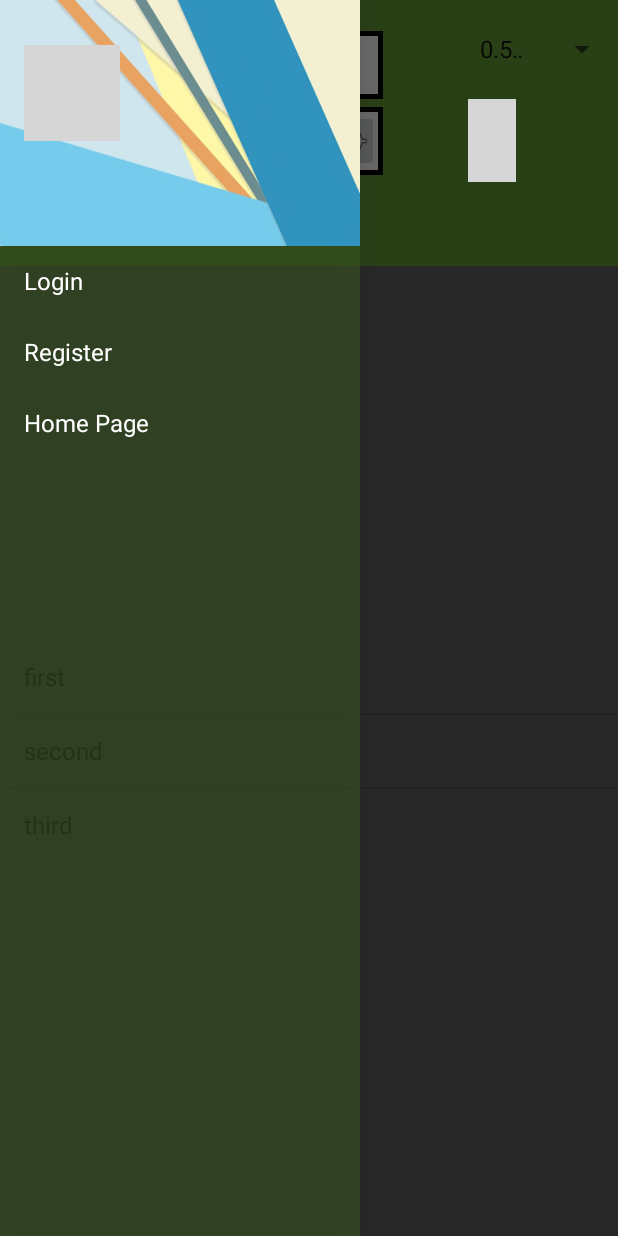
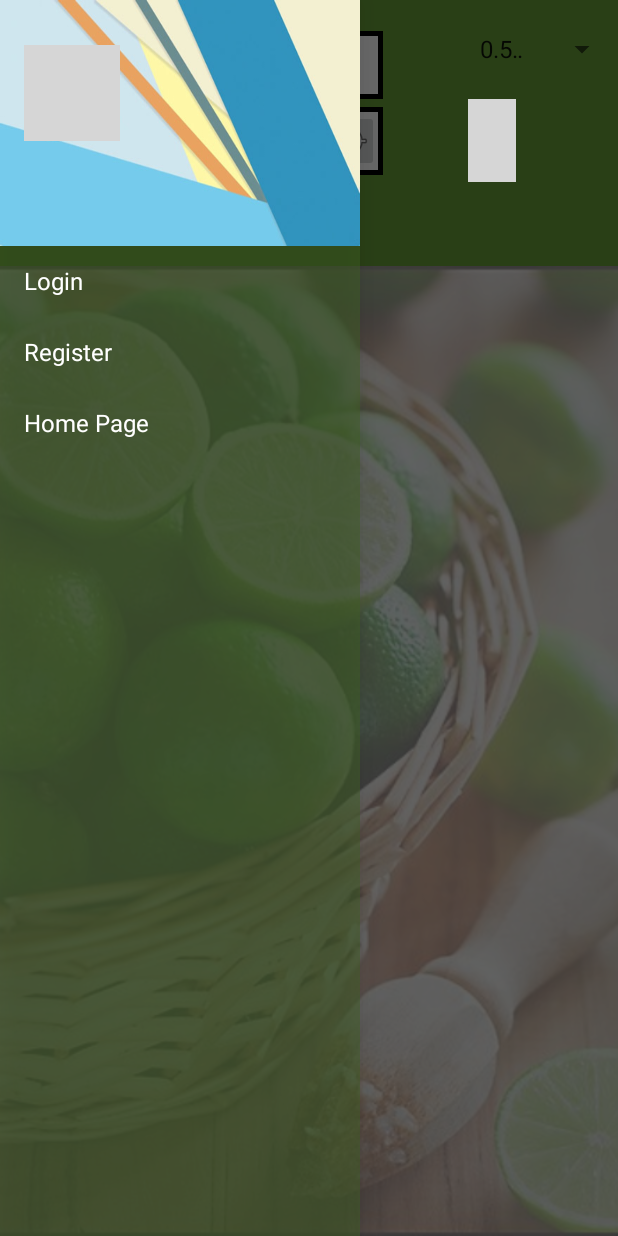
Before and after one commit to vishaldhiman/vc_android_native, an Android app: the screen it shows after launch (MainPagerActivity), with the side drawer open, on a phone screen of 412 x 824 dp. Run offline under Robolectric (Android 15) with nearby library versions, the phone set to English and light mode, and no system bars; libraries missing offline, so code that uses them is left out: com.astuetz, com.gc.materialdesign, com.readystatesoftware.systembartint; plain views replace ButtonRectangle, PagerSlidingTabStrip; 15 statements that could not run were skipped; grey boxes are pictures that could not be loaded.

Commit message:
Redesign3: home page, color adjusting

```diff
--- a/app/src/main/java/com/vchoose/Vchoose/MainPagerActivity.java
+++ b/app/src/main/java/com/vchoose/Vchoose/MainPagerActivity.java
@@ -137,6 +137,7 @@ public class MainPagerActivity extends ActionBarActivity implements GoogleApiCli
     GoogleApiClient mGoogleApiClient;
     Spinner spinner;
     ButtonRectangle searchButton;
+    Button virtualSearchButton;
     ImageButton myLocation;
     ViewPager mViewPager;
     DrawerLayout mDrawerLayout;
@@ -235,6 +236,13 @@ public class MainPagerActivity extends ActionBarActivity implements GoogleApiCli
                 doSearch();
             }
         });
+        virtualSearchButton = new Button(context);
+        virtualSearchButton.setOnClickListener(new View.OnClickListener() {
+            @Override
+            public void onClick(View v) {
+                doSearch();
+            }
+        });
 
         /* Near Me button */
         myLocation.setOnClickListener(new View.OnClickListener() {
@@ -286,7 +294,7 @@ public class MainPagerActivity extends ActionBarActivity implements GoogleApiCli
         locationEdit.setAdapter(mAdapter);
 
         /* Welcome hints */
-        welcomePagerAdapter = new WelcomePagerAdapter(getSupportFragmentManager());
+        welcomePagerAdapter = new WelcomePagerAdapter(getSupportFragmentManager(), searchButton, keyWord, virtualSearchButton);
         mViewPager.setAdapter(welcomePagerAdapter);
         // Bind the tabs to the ViewPager
         PagerSlidingTabStrip tabs = (PagerSlidingTabStrip) findViewById(R.id.tabs);
@@ -644,8 +652,14 @@ public class MainPagerActivity extends ActionBarActivity implements GoogleApiCli
                     } else {
                         Log.v(TAG+"Photo_Dir","null");
                     }
+                    String[] drawer_array_unlogin = getResources().getStringArray(R.array.drawer_array_login);
+                    mDrawerList.setAdapter(new ArrayAdapter<String>(this,
+                            R.layout.drawer_list_item, drawer_array_unlogin));
                 } else {
                     userPhoto.setImageResource(R.drawable.blank_user);
+                    String[] drawer_array_unlogin = getResources().getStringArray(R.array.drawer_array_unlogin);
+                    mDrawerList.setAdapter(new ArrayAdapter<String>(this,
+                            R.layout.drawer_list_item, drawer_array_unlogin));
                 }
             }
         }
@@ -747,11 +761,18 @@ public class MainPagerActivity extends ActionBarActivity implements GoogleApiCli
     }
 
     public class WelcomePagerAdapter extends FragmentPagerAdapter {
-        public WelcomePagerAdapter(FragmentManager fm) {
+        ButtonRectangle buttonRectangle;
+        AutoCompleteTextView textView;
+        Button button;
+
+        public WelcomePagerAdapter(FragmentManager fm, ButtonRectangle buttonRectangle, AutoCompleteTextView textView, Button button) {
             super(fm);
             if (fm.getFragments() != null) {
                 fm.getFragments().clear();
             }
+            this.buttonRectangle = buttonRectangle;
+            this.textView = textView;
+            this.button = button;
         }
 
         @Override
@@ -761,7 +782,11 @@ public class MainPagerActivity extends ActionBarActivity implements GoogleApiCli
 
         @Override
         public Fragment getItem(int position) {
-            return new WelcomeFragment();
+            WelcomeFragment welcomeFragment = new WelcomeFragment();
+            welcomeFragment.setButtonRectangle(buttonRectangle);
+            welcomeFragment.setTextView(textView);
+            welcomeFragment.setButton(button);
+            return welcomeFragment;
         }
     }
 
@@ -901,7 +926,7 @@ public class MainPagerActivity extends ActionBarActivity implements GoogleApiCli
                     startActivity(intent);
                     break;
                 case 3:
-                    welcomePagerAdapter = new WelcomePagerAdapter(getSupportFragmentManager());
+                    welcomePagerAdapter = new WelcomePagerAdapter(getSupportFragmentManager(), searchButton, keyWord, virtualSearchButton);
                     mViewPager.setAdapter(welcomePagerAdapter);
                     // Bind the tabs to the ViewPager
                     PagerSlidingTabStrip tabs = (PagerSlidingTabStrip) findViewById(R.id.tabs);
--- a/app/src/main/res/layout/activity_login_account.xml
+++ b/app/src/main/res/layout/activity_login_account.xml
@@ -1,12 +1,16 @@
 <?xml version="1.0" encoding="utf-8"?>
 <LinearLayout xmlns:android="http://schemas.android.com/apk/res/android"
     android:orientation="vertical" android:layout_width="match_parent"
-    android:layout_height="match_parent">
+    android:layout_height="match_parent"
+    android:gravity = "center_vertical"
+    android:background="@drawable/vegetable_background3">
 
     <TextView
         android:layout_width="wrap_content"
         android:layout_height="wrap_content"
         android:text="New Text"
+        android:textSize="20dp"
+        android:textColor="#000000"
         android:id="@+id/hello_text"
         android:layout_gravity="center_horizontal" />
 
--- a/app/src/main/res/layout/activity_pager.xml
+++ b/app/src/main/res/layout/activity_pager.xml
@@ -37,14 +37,16 @@
                     >
                     <AutoCompleteTextView
                         android:layout_width="0dp"
-                        android:layout_height="wrap_content"
+                        android:layout_height="45dp"
                         android:text="Search dishes"
+                        android:background="@android:color/transparent"
                         android:singleLine="true"
                         android:imeOptions="actionSearch"
                         android:selectAllOnFocus="true"
                         android:id="@+id/keyword"
-                        android:nextFocusUp="@id/keyword" android:nextFocusLeft="@id/keyword"
-                        android:layout_weight="0.6"
+                        android:nextFocusUp="@id/keyword"
+                        android:nextFocusLeft="@id/keyword"
+                        android:layout_weight="1"
                         />
                 </LinearLayout>
 
@@ -65,6 +67,7 @@
                         android:imeOptions="actionSearch"
                         android:layout_width="0dp"
                         android:layout_height="45dp"
+                        android:background="@android:color/transparent"
                         android:selectAllOnFocus="true"
                         android:text="Near Me"/>
 
@@ -103,13 +106,23 @@
                 android:layout_width="match_parent"
                 android:layout_height="?attr/actionBarSize"
                 android:background="?attr/colorPrimary" />
-
+            <FrameLayout
+                android:id="@+id/frameLayout1"
+                android:layout_width="fill_parent"
+                android:layout_height="fill_parent" >
+                <ImageView
+                    android:layout_width="fill_parent"
+                    android:layout_height="fill_parent"
+                    android:src="@drawable/vegetable_background3"
+                    android:scaleType="centerCrop"/>
                 <android.support.v4.view.ViewPager xmlns:android="http://schemas.android.com/apk/res/android"
                     xmlns:tools="http://schemas.android.com/tools"
                     android:id="@+id/pager"
+                    android:background="@color/background_transparent"
                     android:layout_width="match_parent" android:layout_height="wrap_content"
                     tools:context=".MainActivity">
                 </android.support.v4.view.ViewPager>
+            </FrameLayout>
         </LinearLayout>
 
     <ListView
--- a/app/src/main/res/layout/dialog_login.xml
+++ b/app/src/main/res/layout/dialog_login.xml
@@ -1,7 +1,8 @@
 <?xml version="1.0" encoding="utf-8"?>
 <LinearLayout xmlns:android="http://schemas.android.com/apk/res/android"
     android:orientation="vertical" android:layout_width="match_parent"
-    android:layout_height="match_parent">
+    android:layout_height="match_parent"
+    android:background="@color/greenDarkTransparent">
 
 
     <ImageView
--- a/app/src/main/res/values/color.xml
+++ b/app/src/main/res/values/color.xml
@@ -1,6 +1,7 @@
 <?xml version="1.0" encoding="utf-8"?>
 <resources>
         <color name="background_window">#FFE5E5E5</color>
+        <color name="background_transparent">#99efefef</color>
         <!--color name="green">#689F38</color-->
         <color name="green">#689F38</color>
         <color name="greenDark">#3E5F22</color>
--- a/app/src/main/res/values/strings.xml
+++ b/app/src/main/res/values/strings.xml
@@ -46,6 +46,13 @@
         <item>Register</item>
         <item>Home Page</item>
     </string-array>
+
+    <string-array name="drawer_array_login">
+        <item>Logout</item>
+        <item>Create Account</item>
+        <item>Home Page</item>
+    </string-array>
+
     <string name="drawer_open">Open navigation drawer</string>
     <string name="drawer_close">Close navigation drawer</string>
 </resources>
```
Also changed, not shown: app/src/main/java/com/vchoose/Vchoose/WelcomeFragment.java (+51 -4 lines), app/src/main/res/layout/welcome_list_item.xml (added, +42 -0 lines), app/src/main/res/drawable/vegetable_background3.jpg (added). Lines whose indentation alone changed are shown as unchanged.
